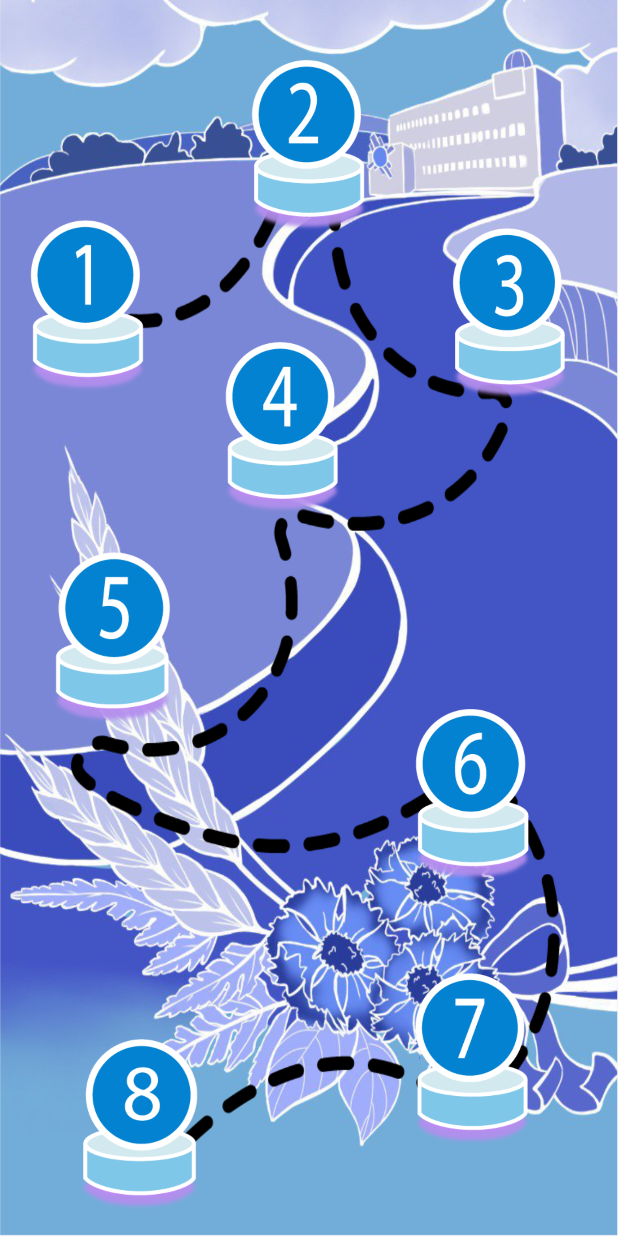
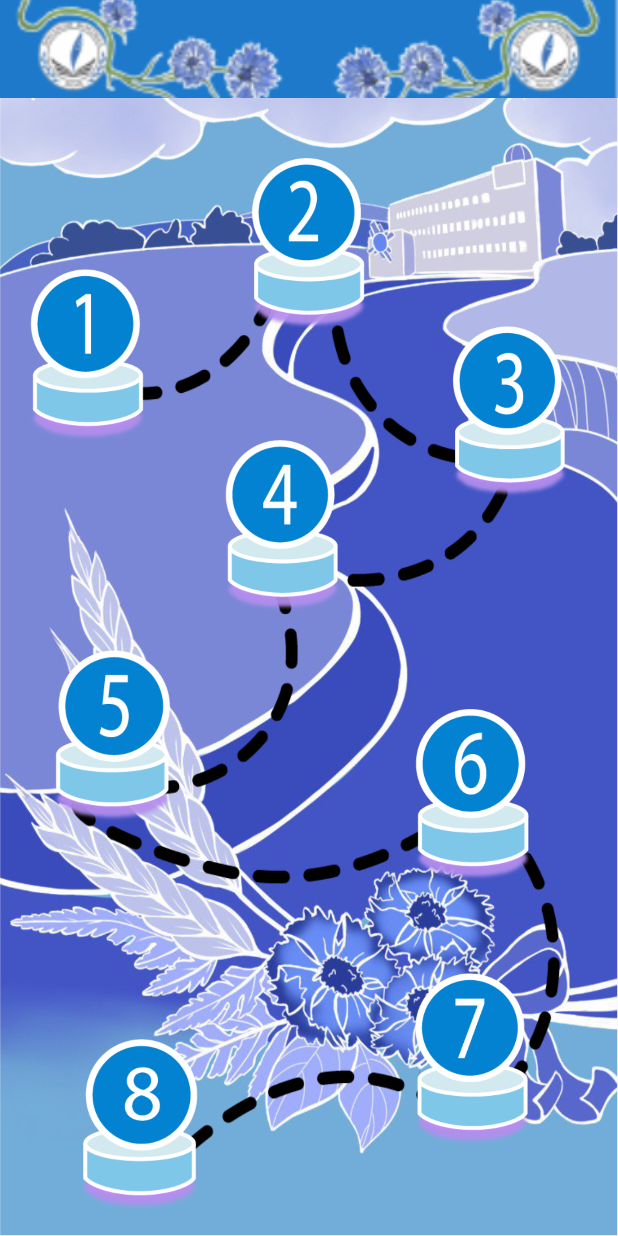
Before and after one commit to vladgamerr/DUOlingo, an Android app: the screen it shows after launch (MainActivity), after a tap on "Уровни", on a phone screen of 412 x 824 dp. Run offline under Robolectric (Android 15) with nearby library versions, the phone set to English and light mode, and no system bars.

Commit message:
+ plaska

```diff
--- a/app/src/main/java/com/example/empty_view_activity/MainActivity.kt
+++ b/app/src/main/java/com/example/empty_view_activity/MainActivity.kt
@@ -2,10 +2,13 @@ package com.example.empty_view_activity
 
 import FragmentNavigator
 import android.os.Bundle
+import android.view.View
+import androidx.activity.enableEdgeToEdge
 import androidx.activity.viewModels
 import androidx.appcompat.app.AppCompatActivity
 import androidx.fragment.app.Fragment
 import com.example.empty_view_activity.databinding.ActivityMainBinding
+import com.google.android.material.internal.EdgeToEdgeUtils
 
 class MainActivity : AppCompatActivity() {
     private lateinit var binding: ActivityMainBinding
@@ -14,9 +17,9 @@ class MainActivity : AppCompatActivity() {
 
     override fun onCreate(savedInstanceState: Bundle?) {
         super.onCreate(savedInstanceState)
+        enableEdgeToEdge()
         binding = ActivityMainBinding.inflate(layoutInflater)
         setContentView(binding.root)
-
         // Инициализация FragmentNavigator
         fragmentNavigator = FragmentNavigator(this)
 
--- a/app/src/main/res/layout/activity_main.xml
+++ b/app/src/main/res/layout/activity_main.xml
@@ -7,18 +7,29 @@
     android:layout_height="match_parent"
     tools:context=".MainActivity">
 
-    <com.google.android.material.navigation.NavigationView
-        android:id="@+id/navigationView"
-        android:layout_width="match_parent"
-        android:layout_height="match_parent" />
-
     <FrameLayout
         android:id="@+id/place_holder1"
-        android:layout_width="match_parent"
-        android:layout_height="match_parent"
-        app:layout_constraintBottom_toBottomOf="@+id/navigationView"
-        app:layout_constraintTop_toTopOf="parent">
+        android:layout_width="0dp"
+        android:layout_height="0dp"
+        app:layout_constraintBottom_toBottomOf="parent"
+        app:layout_constraintEnd_toEndOf="parent"
+        app:layout_constraintHorizontal_bias="1.0"
+        app:layout_constraintStart_toStartOf="parent"
+        app:layout_constraintTop_toBottomOf="@+id/imageView2">
 
     </FrameLayout>
 
+    <ImageView
+        android:id="@+id/imageView2"
+        android:layout_width="0dp"
+        android:layout_height="wrap_content"
+        app:layout_constraintBottom_toTopOf="@+id/place_holder1"
+        app:layout_constraintEnd_toEndOf="parent"
+        app:layout_constraintHorizontal_bias="0.0"
+        app:layout_constraintStart_toStartOf="parent"
+        app:layout_constraintTop_toTopOf="parent"
+        app:layout_constraintVertical_bias="0.0"
+        android:scaleType="centerCrop"
+        app:srcCompat="@drawable/plaska" />
+
 </androidx.constraintlayout.widget.ConstraintLayout>
```
Also changed, not shown: app/src/main/res/layout/fragment_home.xml (+3 -4 lines), app/src/main/res/layout/fragment_lvl1.xml (+1 -9 lines), app/src/main/res/drawable/futter.png (added), app/src/main/res/drawable/plaska.png (added).
